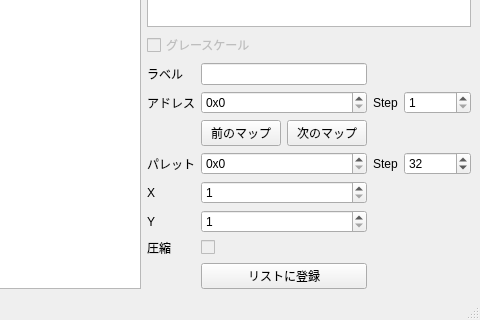
Above: MapModder/MapModder.ui from idealexe/EXE6_Tools before the change; both pictures show x 674 to 1154 and y 379 to 699 of the 1154 by 699 pixel window. Below: the same form after it.
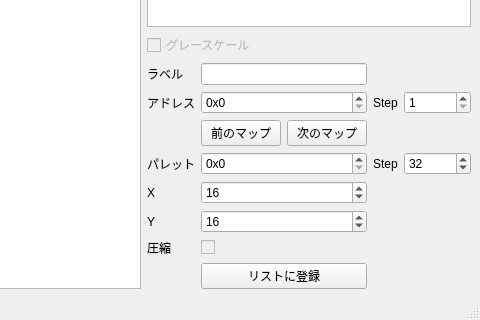
That is the form after the change. Custom widgets are drawn as their Qt base class.

Diff of the .ui file:
```diff
--- a/MapModder/MapModder.ui
+++ b/MapModder/MapModder.ui
@@ -183,6 +183,12 @@
             <property name="minimum">
              <number>1</number>
             </property>
+            <property name="maximum">
+             <number>256</number>
+            </property>
+            <property name="value">
+             <number>16</number>
+            </property>
            </widget>
           </item>
           <item row="7" column="0">
@@ -197,6 +203,12 @@
             <property name="minimum">
              <number>1</number>
             </property>
+            <property name="maximum">
+             <number>256</number>
+            </property>
+            <property name="value">
+             <number>16</number>
+            </property>
            </widget>
           </item>
           <item row="8" column="1">
```
Left out of the diff: 28 changed lines with no effect on the pictures.
